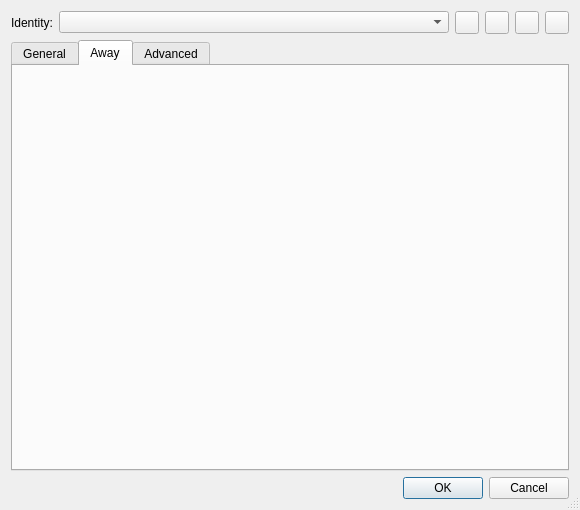
Old version of the form Network/IRC/IrcIdentitiesEditDialog.ui in the repository testmana2/test.
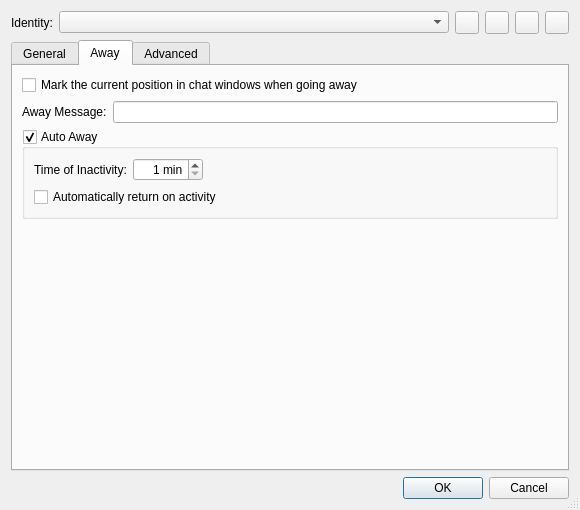
New version of the form. The open tabs and pages were chosen to show the change.

```diff
--- a/Network/IRC/IrcIdentitiesEditDialog.ui
+++ b/Network/IRC/IrcIdentitiesEditDialog.ui
@@ -209,6 +209,112 @@
       <attribute name="title">
        <string>Away</string>
       </attribute>
+      <layout class="QGridLayout" name="gridLayout_5">
+       <item row="0" column="0" colspan="2">
+        <widget class="QCheckBox" name="rememberPosOnAwayCheckBox">
+         <property name="toolTip">
+          <string>Select to mark the current position in the chat with a horizontal line, when you send an AWAY command.</string>
+         </property>
+         <property name="whatsThis">
+          <string/>
+         </property>
+         <property name="text">
+          <string>Mark the current position in chat windows when going away</string>
+         </property>
+        </widget>
+       </item>
+       <item row="1" column="0">
+        <widget class="QLabel" name="label_8">
+         <property name="text">
+          <string>Away Message:</string>
+         </property>
+        </widget>
+       </item>
+       <item row="1" column="1">
+        <widget class="QLineEdit" name="awayEdit">
+         <property name="toolTip">
+          <string>Enter the message to be sent when going away</string>
+         </property>
+        </widget>
+       </item>
+       <item row="2" column="0" colspan="2">
+        <widget class="QGroupBox" name="autoAwayGroup">
+         <property name="toolTip">
+          <string>Select to send an AWAY message when inactive</string>
+         </property>
+         <property name="title">
+          <string>Auto Away</string>
+         </property>
+         <property name="checkable">
+          <bool>true</bool>
+         </property>
+         <layout class="QGridLayout" name="gridLayout_4">
+          <item row="0" column="0">
+           <widget class="QLabel" name="label_9">
+            <property name="text">
+             <string>Time of Inactivity:</string>
+            </property>
+           </widget>
+          </item>
+          <item row="0" column="1">
+           <widget class="QSpinBox" name="inactivitySpinBox">
+            <property name="toolTip">
+             <string>Enter the time of inactivity to send the automatic AWAY message</string>
+            </property>
+            <property name="alignment">
+             <set>Qt::AlignRight|Qt::AlignTrailing|Qt::AlignVCenter</set>
+            </property>
+            <property name="suffix">
+             <string> min</string>
+            </property>
+            <property name="minimum">
+             <number>1</number>
+            </property>
+            <property name="maximum">
+             <number>120</number>
+            </property>
+           </widget>
+          </item>
+          <item row="0" column="2">
+           <spacer name="horizontalSpacer">
+            <property name="orientation">
+             <enum>Qt::Horizontal</enum>
+            </property>
+            <property name="sizeHint" stdset="0">
+             <size>
+              <width>321</width>
+              <height>20</height>
+             </size>
+            </property>
+           </spacer>
+          </item>
+          <item row="1" column="0" colspan="3">
+           <widget class="QCheckBox" name="autoReturnCheckBox">
+            <property name="toolTip">
+             <string>Select to return automatically when activity is detected</string>
+            </property>
+            <property name="text">
+             <string>Automatically return on activity</string>
+            </property>
+           </widget>
+          </item>
+         </layout>
+        </widget>
+       </item>
+       <item row="3" column="1">
+        <spacer name="verticalSpacer_3">
+         <property name="orientation">
+          <enum>Qt::Vertical</enum>
+         </property>
+         <property name="sizeHint" stdset="0">
+          <size>
+           <width>20</width>
+           <height>219</height>
+          </size>
+         </property>
+        </spacer>
+       </item>
+      </layout>
      </widget>
      <widget class="QWidget" name="advancedTab">
       <attribute name="title">
```
Left out of the diff: 5 changed lines with no effect on the pictures.
